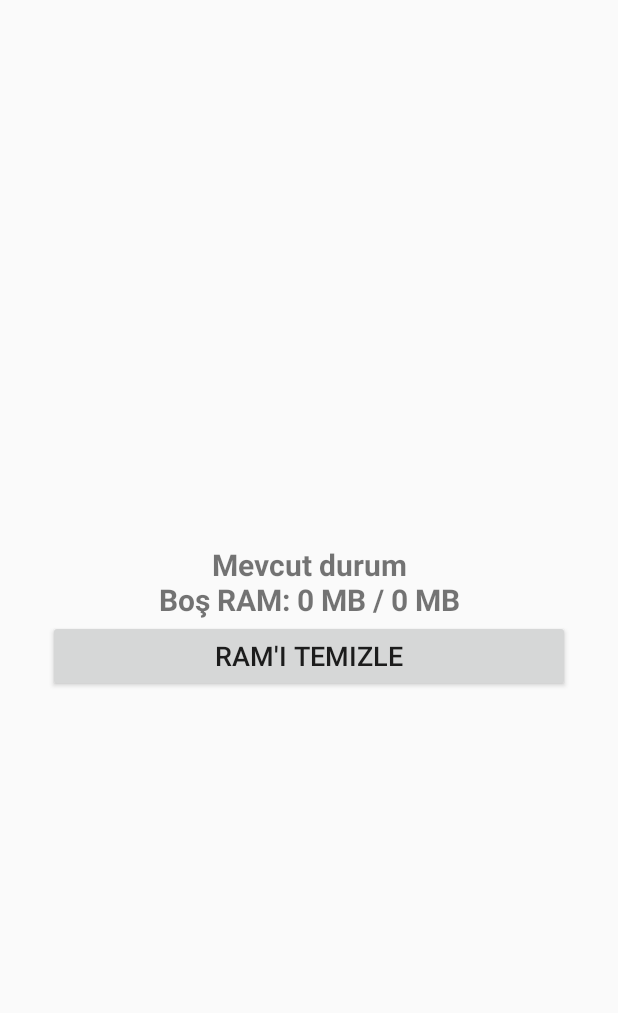
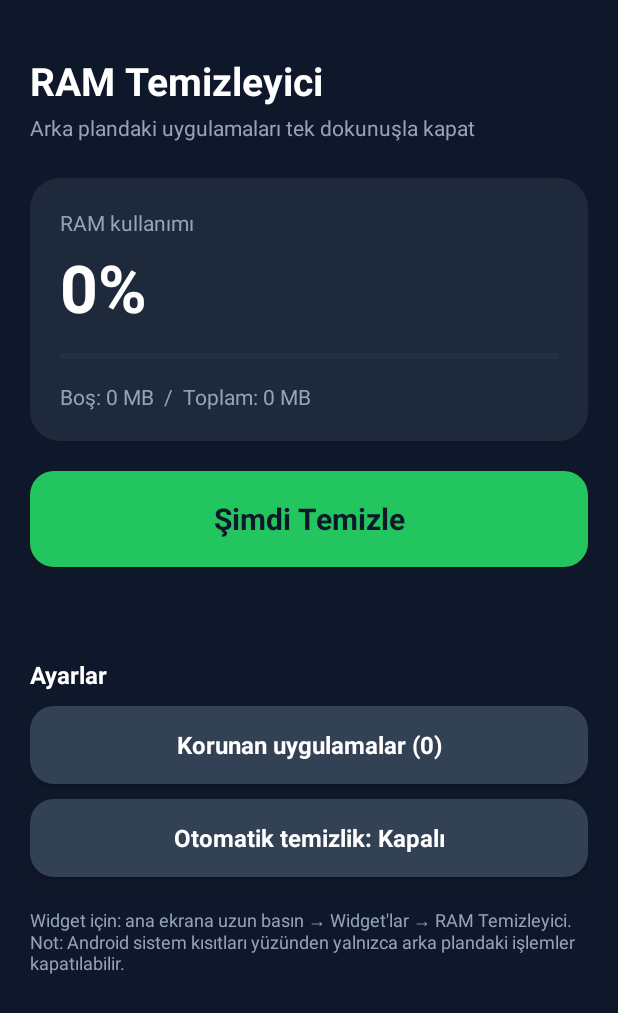
Before and after one commit to thebest55/joyramclearing, an Android app: the screen it shows after launch (MainActivity), on a phone screen of 412 x 824 dp. Shown: the top 1013 px of the screen. Run offline under Robolectric (Android 15) with nearby library versions, the phone set to English and light mode, and no system bars.

Commit message:
Add files via upload

```diff
--- /dev/null
+++ b/app/src/main/java/com/example/ramcleaner/Cleaner.kt
@@ -0,0 +1,88 @@
+package com.example.ramcleaner
+
+import android.app.ActivityManager
+import android.app.job.JobInfo
+import android.app.job.JobScheduler
+import android.content.ComponentName
+import android.content.Context
+import android.content.Intent
+
+object Prefs {
+    private fun sp(c: Context) = c.getSharedPreferences("ramcleaner", Context.MODE_PRIVATE)
+
+    fun whitelist(c: Context): Set<String> =
+        sp(c).getStringSet("whitelist", emptySet()) ?: emptySet()
+
+    fun setWhitelist(c: Context, s: Set<String>) {
+        sp(c).edit().putStringSet("whitelist", HashSet(s)).apply()
+    }
+
+    fun interval(c: Context): Int = sp(c).getInt("interval", 0)
+
+    fun setInterval(c: Context, minutes: Int) {
+        sp(c).edit().putInt("interval", minutes).apply()
+    }
+}
+
+object Cleaner {
+    private const val JOB_ID = 4711
+
+    data class Result(val count: Int, val beforeMb: Long, val afterMb: Long)
+
+    private fun memInfo(c: Context): ActivityManager.MemoryInfo {
+        val am = c.getSystemService(Context.ACTIVITY_SERVICE) as ActivityManager
+        val mi = ActivityManager.MemoryInfo()
+        am.getMemoryInfo(mi)
+        return mi
+    }
+
+    fun availMb(c: Context): Long = memInfo(c).availMem / (1024 * 1024)
+    fun totalMb(c: Context): Long = memInfo(c).totalMem / (1024 * 1024)
+
+    /** Korunanlar hariç tüm uygulamaların arka plan işlemlerini kapatır. */
+    fun killBackground(c: Context): Int {
+        val am = c.getSystemService(Context.ACTIVITY_SERVICE) as ActivityManager
+        val launcher = Intent(Intent.ACTION_MAIN).addCategory(Intent.CATEGORY_LAUNCHER)
+        val protectedApps = Prefs.whitelist(c)
+
+        val packages = c.packageManager
+            .queryIntentActivities(launcher, 0)
+            .map { it.activityInfo.packageName }
+            .distinct()
+            .filter { it != c.packageName && it !in protectedApps }
+
+        var count = 0
+        for (pkg in packages) {
+            try {
+                am.killBackgroundProcesses(pkg)
+                count++
+            } catch (e: Exception) {
+            }
+        }
+        return count
+    }
+
+    /** Arka plan thread'inde çağırın (bekleme içerir). */
+    fun cleanAndMeasure(c: Context, waitMs: Long): Result {
+        val before = availMb(c)
+        val count = killBackground(c)
+        Thread.sleep(waitMs)
+        val after = availMb(c)
+        return Result(count, before, after)
+    }
+
+    /** minutes = 0 ise otomatik temizliği kapatır. En az 15 dakika. */
+    fun schedule(c: Context, minutes: Int) {
+        try {
+            val js = c.getSystemService(Context.JOB_SCHEDULER_SERVICE) as JobScheduler
+            js.cancel(JOB_ID)
+            if (minutes <= 0) return
+            val info = JobInfo.Builder(JOB_ID, ComponentName(c, AutoCleanJob::class.java))
+                .setPeriodic(minutes * 60_000L)
+                .setPersisted(true)
+                .build()
+            js.schedule(info)
+        } catch (e: Exception) {
+        }
+    }
+}
--- a/app/src/main/java/com/example/ramcleaner/MainActivity.kt
+++ b/app/src/main/java/com/example/ramcleaner/MainActivity.kt
@@ -1,101 +1,218 @@
-// NOT: Dosyanın en üstündeki package satırını kendi projenizin paket adıyla değiştirin.
 package com.example.ramcleaner
 
 import android.app.Activity
-import android.app.ActivityManager
-import android.content.Context
+import android.app.AlertDialog
 import android.content.Intent
+import android.content.res.ColorStateList
+import android.graphics.Color
 import android.graphics.Typeface
+import android.graphics.drawable.GradientDrawable
 import android.os.Bundle
-import android.view.Gravity
+import android.view.ViewGroup
 import android.widget.Button
 import android.widget.LinearLayout
+import android.widget.ProgressBar
+import android.widget.ScrollView
 import android.widget.TextView
 import kotlin.concurrent.thread
 
 class MainActivity : Activity() {
 
-    private lateinit var infoText: TextView
-    private lateinit var cleanButton: Button
+    private val MATCH = ViewGroup.LayoutParams.MATCH_PARENT
+    private val WRAP = ViewGroup.LayoutParams.WRAP_CONTENT
+
+    private val cBg = Color.parseColor("#0F172A")
+    private val cCard = Color.parseColor("#1E293B")
+    private val cGreen = Color.parseColor("#22C55E")
+    private val cGray = Color.parseColor("#94A3B8")
+    private val cBtn = Color.parseColor("#334155")
+
+    private lateinit var percentText: TextView
+    private lateinit var detailText: TextView
+    private lateinit var resultText: TextView
+    private lateinit var bar: ProgressBar
+    private lateinit var cleanBtn: Button
+    private lateinit var whitelistBtn: Button
+    private lateinit var autoBtn: Button
+
+    private val intervalLabels = arrayOf("Kapalı", "Her 15 dakika", "Her 30 dakika", "Her 1 saat", "Her 2 saat")
+    private val intervalValues = intArrayOf(0, 15, 30, 60, 120)
+
+    private fun dp(v: Int): Int = (v * resources.displayMetrics.density).toInt()
+
+    private fun rounded(color: Int, radiusDp: Int): GradientDrawable {
+        val d = GradientDrawable()
+        d.setColor(color)
+        d.cornerRadius = dp(radiusDp).toFloat()
+        return d
+    }
+
+    private fun lp(top: Int = 0, height: Int = WRAP): LinearLayout.LayoutParams {
+        val p = LinearLayout.LayoutParams(MATCH, height)
+        p.topMargin = dp(top)
+        return p
+    }
+
+    private fun text(label: String, size: Float, color: Int, bold: Boolean = false): TextView {
+        val t = TextView(this)
+        t.text = label
+        t.textSize = size
+        t.setTextColor(color)
+        if (bold) t.typeface = Typeface.DEFAULT_BOLD
+        return t
+    }
+
+    private fun makeButton(label: String, fill: Int, textColor: Int, onClick: () -> Unit): Button {
+        val b = Button(this)
+        b.text = label
+        b.isAllCaps = false
+        b.textSize = 16f
+        b.typeface = Typeface.DEFAULT_BOLD
+        b.setTextColor(textColor)
+        b.background = rounded(fill, 16)
+        b.setOnClickListener { onClick() }
+        return b
+    }
 
     override fun onCreate(savedInstanceState: Bundle?) {
         super.onCreate(savedInstanceState)
+        window.statusBarColor = cBg
+        window.navigationBarColor = cBg
 
-        val root = LinearLayout(this).apply {
-            orientation = LinearLayout.VERTICAL
-            gravity = Gravity.CENTER
-            setPadding(48, 48, 48, 48)
-        }
+        val scroll = ScrollView(this)
+        scroll.setBackgroundColor(cBg)
+        scroll.isFillViewport = true
 
-        infoText = TextView(this).apply {
-            textSize = 20f
-            gravity = Gravity.CENTER
-            typeface = Typeface.DEFAULT_BOLD
-        }
+        val root = LinearLayout(this)
+        root.orientation = LinearLayout.VERTICAL
+        root.setPadding(dp(20), dp(36), dp(20), dp(24))
+        scroll.addView(root)
 
-        cleanButton = Button(this).apply {
-            text = "RAM'i Temizle"
-            textSize = 18f
-            setOnClickListener { cleanRam() }
-        }
+        root.addView(text("RAM Temizleyici", 26f, Color.WHITE, true), lp())
+        root.addView(text("Arka plandaki uygulamaları tek dokunuşla kapat", 14f, cGray), lp(4))
 
-        root.addView(infoText)
-        root.addView(cleanButton)
-        setContentView(root)
+        // RAM kartı
+        val card = LinearLayout(this)
+        card.orientation = LinearLayout.VERTICAL
+        card.background = rounded(cCard, 20)
+        card.setPadding(dp(20), dp(20), dp(20), dp(20))
 
-        showMemory("Mevcut durum")
+        card.addView(text("RAM kullanımı", 14f, cGray), lp())
+        percentText = text("--%", 44f, Color.WHITE, true)
+        card.addView(percentText, lp(4))
+
+        bar = ProgressBar(this, null, android.R.attr.progressBarStyleHorizontal)
+        bar.max = 100
+        bar.progressTintList = ColorStateList.valueOf(cGreen)
+        bar.progressBackgroundTintList = ColorStateList.valueOf(cBtn)
+        card.addView(bar, lp(12, dp(10)))
+
+        detailText = text("", 14f, cGray)
+        card.addView(detailText, lp(12))
+        root.addView(card, lp(24))
+
+        // Temizle butonu
+        cleanBtn = makeButton("Şimdi Temizle", cGreen, cBg) { cleanRam() }
+        cleanBtn.textSize = 20f
+        root.addView(cleanBtn, lp(20, dp(64)))
+
+        resultText = text("", 15f, cGreen)
+        resultText.gravity = android.view.Gravity.CENTER
+        root.addView(resultText, lp(12))
+
+        // Ayarlar
+        root.addView(text("Ayarlar", 16f, Color.WHITE, true), lp(28))
+
+        whitelistBtn = makeButton("", cBtn, Color.WHITE) { showWhitelist() }
+        root.addView(whitelistBtn, lp(10, dp(52)))
+
+        autoBtn = makeButton("", cBtn, Color.WHITE) { showAutoDialog() }
+        root.addView(autoBtn, lp(10, dp(52)))
+
+        root.addView(
+            text(
+                "Widget için: ana ekrana uzun basın → Widget'lar → RAM Temizleyici.\n" +
+                    "Not: Android sistem kısıtları yüzünden yalnızca arka plandaki işlemler kapatılabilir.",
+                12f, cGray
+            ), lp(20)
+        )
+
+        setContentView(scroll)
     }
 
-    private fun memoryInfo(): ActivityManager.MemoryInfo {
-        val am = getSystemService(Context.ACTIVITY_SERVICE) as ActivityManager
-        return ActivityManager.MemoryInfo().also { am.getMemoryInfo(it) }
+    override fun onResume() {
+        super.onResume()
+        refresh()
+        updateButtons()
     }
 
-    private fun showMemory(title: String) {
-        val mi = memoryInfo()
-        val freeMb = mi.availMem / (1024 * 1024)
-        val totalMb = mi.totalMem / (1024 * 1024)
-        infoText.text = "$title\nBoş RAM: $freeMb MB / $totalMb MB"
+    private fun refresh() {
+        val total = Cleaner.totalMb(this)
+        val avail = Cleaner.availMb(this)
+        val used = total - avail
+        val pct = if (total > 0) (used * 100 / total).toInt() else 0
+        percentText.text = "$pct%"
+        bar.progress = pct
+        detailText.text = "Boş: $avail MB  /  Toplam: $total MB"
+    }
+
+    private fun updateButtons() {
+        whitelistBtn.text = "Korunan uygulamalar (${Prefs.whitelist(this).size})"
+        val idx = intervalValues.indexOf(Prefs.interval(this)).coerceAtLeast(0)
+        autoBtn.text = "Otomatik temizlik: ${intervalLabels[idx]}"
     }
 
     private fun cleanRam() {
-        cleanButton.isEnabled = false
-        infoText.text = "Temizleniyor..."
-
+        cleanBtn.isEnabled = false
+        cleanBtn.alpha = 0.6f
+        cleanBtn.text = "Temizleniyor..."
         thread {
-            val before = memoryInfo().availMem / (1024 * 1024)
-
-            val am = getSystemService(Context.ACTIVITY_SERVICE) as ActivityManager
-            val launcherIntent = Intent(Intent.ACTION_MAIN).addCategory(Intent.CATEGORY_LAUNCHER)
-
-            // Başlatılabilir (kullanıcı) uygulamaların paket adları
-            val packages = packageManager
-                .queryIntentActivities(launcherIntent, 0)
-                .map { it.activityInfo.packageName }
-                .distinct()
-                .filter { it != packageName }
-
-            var count = 0
-            for (pkg in packages) {
-                try {
-                    am.killBackgroundProcesses(pkg)
-                    count++
-                } catch (e: Exception) {
-                    // Bazı uygulamalar için hata verebilir, devam et
-                }
-            }
-
-            Thread.sleep(1500) // Sistemin belleği geri toplaması için bekle
-
-            val after = memoryInfo().availMem / (1024 * 1024)
-            val diff = after - before
-
+            val r = Cleaner.cleanAndMeasure(this, 1500)
+            val gain = (r.afterMb - r.beforeMb).coerceAtLeast(0)
             runOnUiThread {
-                infoText.text = "$count uygulama arka planda kapatıldı\n" +
-                        "Önce: $before MB  →  Sonra: $after MB\n" +
-                        "Kazanç: ${if (diff > 0) diff else 0} MB"
-                cleanButton.isEnabled = true
+                resultText.text = "${r.count} uygulama kapatıldı  •  +$gain MB boşaldı"
+                cleanBtn.text = "Şimdi Temizle"
+                cleanBtn.alpha = 1f
+                cleanBtn.isEnabled = true
+                refresh()
             }
         }
     }
+
+    private fun showWhitelist() {
+        val launcher = Intent(Intent.ACTION_MAIN).addCategory(Intent.CATEGORY_LAUNCHER)
+        val apps = packageManager.queryIntentActivities(launcher, 0)
+            .map { Pair(it.activityInfo.packageName, it.loadLabel(packageManager).toString()) }
+            .filter { it.first != packageName }
+            .distinctBy { it.first }
+            .sortedBy { it.second.lowercase() }
+
+        val saved = Prefs.whitelist(this)
+        val labels = apps.map { it.second }.toTypedArray()
+        val checked = BooleanArray(apps.size) { apps[it].first in saved }
+
+        AlertDialog.Builder(this)
+            .setTitle("Kapatılmayacak uygulamalar")
+            .setMultiChoiceItems(labels, checked) { _, i, isChecked -> checked[i] = isChecked }
+            .setPositiveButton("Kaydet") { _, _ ->
+                val set = apps.indices.filter { checked[it] }.map { apps[it].first }.toSet()
+                Prefs.setWhitelist(this, set)
+                updateButtons()
+            }
+            .setNegativeButton("İptal", null)
+            .show()
+    }
+
+    private fun showAutoDialog() {
+        val cur = intervalValues.indexOf(Prefs.interval(this)).coerceAtLeast(0)
+        AlertDialog.Builder(this)
+            .setTitle("Otomatik temizlik")
+            .setSingleChoiceItems(intervalLabels, cur) { dialog, which ->
+                Prefs.setInterval(this, intervalValues[which])
+                Cleaner.schedule(this, intervalValues[which])
+                updateButtons()
+                dialog.dismiss()
+            }
+            .show()
+    }
 }
--- /dev/null
+++ b/app/src/main/res/drawable/widget_bg.xml
@@ -0,0 +1,6 @@
+<?xml version="1.0" encoding="utf-8"?>
+<shape xmlns:android="http://schemas.android.com/apk/res/android"
+    android:shape="rectangle">
+    <solid android:color="#22C55E" />
+    <corners android:radius="20dp" />
+</shape>
```
Also changed, not shown: app/src/main/AndroidManifest.xml (+17 -2 lines), app/src/main/java/com/example/ramcleaner/AutoCleanJob.kt (added, +16 -0 lines), app/src/main/java/com/example/ramcleaner/CleanWidget.kt (added, +55 -0 lines), app/src/main/res/layout/widget.xml (added, +18 -0 lines), app/src/main/res/xml/widget_info.xml (added, +8 -0 lines).
